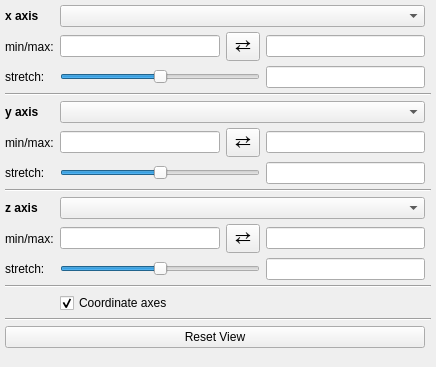
Old version of the form glue_vispy_viewers/common/viewer_options.ui in the repository glue-viz/glue-vispy-viewers.
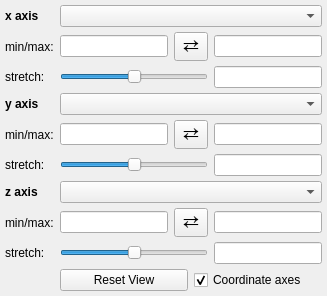
New version of the form.

Commit message: Optimize layout of options for 3D viewers

What changed in the file:
```diff
--- a/glue_vispy_viewers/common/viewer_options.ui
+++ b/glue_vispy_viewers/common/viewer_options.ui
@@ -6,8 +6,8 @@
    <rect>
     <x>0</x>
     <y>0</y>
-    <width>436</width>
-    <height>367</height>
+    <width>327</width>
+    <height>279</height>
    </rect>
   </property>
   <property name="windowTitle">
@@ -20,26 +20,6 @@
    <property name="margin">
     <number>5</number>
    </property>
-   <item row="4" column="2" colspan="5">
-    <widget class="Line" name="line">
-     <property name="orientation">
-      <enum>Qt::Horizontal</enum>
-     </property>
-    </widget>
-   </item>
-   <item row="5" column="2">
-    <widget class="QLabel" name="x_lab">
-     <property name="font">
-      <font>
-       <weight>75</weight>
-       <bold>true</bold>
-      </font>
-     </property>
-     <property name="text">
-      <string>y axis</string>
-     </property>
-    </widget>
-   </item>
    <item row="2" column="5">
     <widget class="QLineEdit" name="value_x_stretch">
      <property name="alignment">
@@ -47,15 +27,11 @@
      </property>
     </widget>
    </item>
-   <item row="7" column="2">
-    <widget class="QLabel" name="label">
-     <property name="text">
-      <string>stretch:</string>
-     </property>
-    </widget>
+   <item row="8" column="3">
+    <widget class="QLineEdit" name="value_z_min"/>
    </item>
-   <item row="2" column="3" colspan="2">
-    <widget class="QSlider" name="slider_x_stretch">
+   <item row="6" column="3" colspan="2">
+    <widget class="QSlider" name="slider_y_stretch">
      <property name="minimum">
       <number>-10000</number>
      </property>
@@ -70,23 +46,37 @@
      </property>
     </widget>
    </item>
-   <item row="11" column="2">
-    <widget class="QLabel" name="label">
-     <property name="text">
-      <string>stretch:</string>
-     </property>
-    </widget>
+   <item row="10" column="3" colspan="3">
+    <layout class="QHBoxLayout" name="horizontalLayout">
+     <item>
+      <widget class="QPushButton" name="reset_button">
+       <property name="text">
+        <string>Reset View</string>
+       </property>
+      </widget>
+     </item>
+     <item>
+      <widget class="QCheckBox" name="checkbox_axes">
+       <property name="text">
+        <string>Coordinate axes</string>
+       </property>
+       <property name="checked">
+        <bool>true</bool>
+       </property>
+      </widget>
+     </item>
+    </layout>
    </item>
-   <item row="14" column="2" colspan="5">
-    <widget class="Line" name="line_3">
-     <property name="orientation">
-      <enum>Qt::Horizontal</enum>
-     </property>
-    </widget>
-   </item>
-   <item row="9" column="3" colspan="3">
+   <item row="7" column="3" colspan="3">
     <widget class="QComboBox" name="combo_z_attribute"/>
    </item>
+   <item row="6" column="2">
+    <widget class="QLabel" name="label">
+     <property name="text">
+      <string>stretch:</string>
+     </property>
+    </widget>
+   </item>
    <item row="1" column="4">
     <widget class="QToolButton" name="button_flip_x">
      <property name="font">
@@ -102,7 +92,14 @@
      </property>
     </widget>
    </item>
-   <item row="11" column="3" colspan="2">
+   <item row="9" column="2">
+    <widget class="QLabel" name="label">
+     <property name="text">
+      <string>stretch:</string>
+     </property>
+    </widget>
+   </item>
+   <item row="9" column="3" colspan="2">
     <widget class="QSlider" name="slider_z_stretch">
      <property name="minimum">
       <number>-10000</number>
@@ -118,23 +115,39 @@
      </property>
     </widget>
    </item>
-   <item row="7" column="5">
-    <widget class="QLineEdit" name="value_y_stretch">
-     <property name="alignment">
-      <set>Qt::AlignRight|Qt::AlignTrailing|Qt::AlignVCenter</set>
+   <item row="2" column="3" colspan="2">
+    <widget class="QSlider" name="slider_x_stretch">
+     <property name="minimum">
+      <number>-10000</number>
      </property>
+     <property name="maximum">
+      <number>10000</number>
+     </property>
+     <property name="singleStep">
+      <number>0</number>
+     </property>
+     <property name="orientation">
+      <enum>Qt::Horizontal</enum>
+     </property>
     </widget>
    </item>
-   <item row="1" column="3">
-    <widget class="QLineEdit" name="value_x_min"/>
-   </item>
-   <item row="5" column="3" colspan="3">
-    <widget class="QComboBox" name="combo_y_attribute"/>
+   <item row="4" column="2">
+    <widget class="QLabel" name="x_lab">
+     <property name="font">
+      <font>
+       <weight>75</weight>
+       <bold>true</bold>
+      </font>
+     </property>
+     <property name="text">
+      <string>y axis</string>
+     </property>
+    </widget>
    </item>
    <item row="0" column="3" colspan="3">
     <widget class="QComboBox" name="combo_x_attribute"/>
    </item>
-   <item row="0" column="2">
+   <item row="7" column="2">
     <widget class="QLabel" name="x_lab">
      <property name="font">
       <font>
@@ -143,125 +156,21 @@
       </font>
      </property>
      <property name="text">
-      <string>x axis</string>
+      <string>z axis</string>
      </property>
     </widget>
    </item>
-   <item row="2" column="2">
-    <widget class="QLabel" name="label">
-     <property name="text">
-      <string>stretch:</string>
-     </property>
-    </widget>
-   </item>
-   <item row="10" column="3">
-    <widget class="QLineEdit" name="value_z_min"/>
-   </item>
-   <item row="1" column="5">
-    <widget class="QLineEdit" name="value_x_max"/>
-   </item>
-   <item row="10" column="5">
-    <widget class="QLineEdit" name="value_z_max"/>
-   </item>
-   <item row="8" column="2" colspan="5">
-    <widget class="Line" name="line">
-     <property name="orientation">
-      <enum>Qt::Horizontal</enum>
-     </property>
-    </widget>
-   </item>
-   <item row="6" column="3">
+   <item row="5" column="3">
     <widget class="QLineEdit" name="value_y_min"/>
    </item>
-   <item row="1" column="2">
-    <widget class="QLabel" name="label_2">
-     <property name="text">
-      <string>min/max:</string>
-     </property>
-    </widget>
-   </item>
    <item row="6" column="5">
-    <widget class="QLineEdit" name="value_y_max"/>
-   </item>
-   <item row="7" column="3" colspan="2">
-    <widget class="QSlider" name="slider_y_stretch">
-     <property name="minimum">
-      <number>-10000</number>
-     </property>
-     <property name="maximum">
-      <number>10000</number>
-     </property>
-     <property name="singleStep">
-      <number>0</number>
-     </property>
-     <property name="orientation">
-      <enum>Qt::Horizontal</enum>
-     </property>
-    </widget>
-   </item>
-   <item row="6" column="2">
-    <widget class="QLabel" name="label_2">
-     <property name="text">
-      <string>min/max:</string>
-     </property>
-    </widget>
-   </item>
-   <item row="16" column="2" colspan="5">
-    <widget class="Line" name="line_2">
-     <property name="orientation">
-      <enum>Qt::Horizontal</enum>
-     </property>
-    </widget>
-   </item>
-   <item row="10" column="2">
-    <widget class="QLabel" name="label_2">
-     <property name="text">
-      <string>min/max:</string>
-     </property>
-    </widget>
-   </item>
-   <item row="9" column="2">
-    <widget class="QLabel" name="x_lab">
-     <property name="font">
-      <font>
-       <weight>75</weight>
-       <bold>true</bold>
-      </font>
-     </property>
-     <property name="text">
-      <string>z axis</string>
-     </property>
-    </widget>
-   </item>
-   <item row="11" column="5">
-    <widget class="QLineEdit" name="value_z_stretch">
+    <widget class="QLineEdit" name="value_y_stretch">
      <property name="alignment">
       <set>Qt::AlignRight|Qt::AlignTrailing|Qt::AlignVCenter</set>
      </property>
     </widget>
    </item>
-   <item row="17" column="2" colspan="4">
-    <widget class="QPushButton" name="reset_button">
-     <property name="text">
-      <string>Reset View</string>
-     </property>
-    </widget>
-   </item>
-   <item row="15" column="3" colspan="3">
-    <layout class="QHBoxLayout" name="horizontalLayout_2">
-     <item>
-      <widget class="QCheckBox" name="checkbox_axes">
-       <property name="text">
-        <string>Coordinate axes</string>
-       </property>
-       <property name="checked">
-        <bool>true</bool>
-       </property>
-      </widget>
-     </item>
-    </layout>
-   </item>
-   <item row="10" column="4">
+   <item row="8" column="4">
     <widget class="QToolButton" name="button_flip_z">
      <property name="font">
       <font>
@@ -276,7 +185,46 @@
      </property>
     </widget>
    </item>
-   <item row="6" column="4">
+   <item row="1" column="2">
+    <widget class="QLabel" name="label_2">
+     <property name="text">
+      <string>min/max:</string>
+     </property>
+    </widget>
+   </item>
+   <item row="8" column="5">
+    <widget class="QLineEdit" name="value_z_max"/>
+   </item>
+   <item row="5" column="5">
+    <widget class="QLineEdit" name="value_y_max"/>
+   </item>
+   <item row="8" column="2">
+    <widget class="QLabel" name="label_2">
+     <property name="text">
+      <string>min/max:</string>
+     </property>
+    </widget>
+   </item>
+   <item row="1" column="5">
+    <widget class="QLineEdit" name="value_x_max"/>
+   </item>
+   <item row="4" column="3" colspan="3">
+    <widget class="QComboBox" name="combo_y_attribute"/>
+   </item>
+   <item row="0" column="2">
+    <widget class="QLabel" name="x_lab">
+     <property name="font">
+      <font>
+       <weight>75</weight>
+       <bold>true</bold>
+      </font>
+     </property>
+     <property name="text">
+      <string>x axis</string>
+     </property>
+    </widget>
+   </item>
+   <item row="5" column="4">
     <widget class="QToolButton" name="button_flip_y">
      <property name="font">
       <font>
@@ -291,6 +239,30 @@
      </property>
     </widget>
    </item>
+   <item row="5" column="2">
+    <widget class="QLabel" name="label_2">
+     <property name="text">
+      <string>min/max:</string>
+     </property>
+    </widget>
+   </item>
+   <item row="1" column="3">
+    <widget class="QLineEdit" name="value_x_min"/>
+   </item>
+   <item row="9" column="5">
+    <widget class="QLineEdit" name="value_z_stretch">
+     <property name="alignment">
+      <set>Qt::AlignRight|Qt::AlignTrailing|Qt::AlignVCenter</set>
+     </property>
+    </widget>
+   </item>
+   <item row="2" column="2">
+    <widget class="QLabel" name="label">
+     <property name="text">
+      <string>stretch:</string>
+     </property>
+    </widget>
+   </item>
   </layout>
  </widget>
  <layoutdefault spacing="6" margin="11"/>
```
The commit also changes 5 other files.
